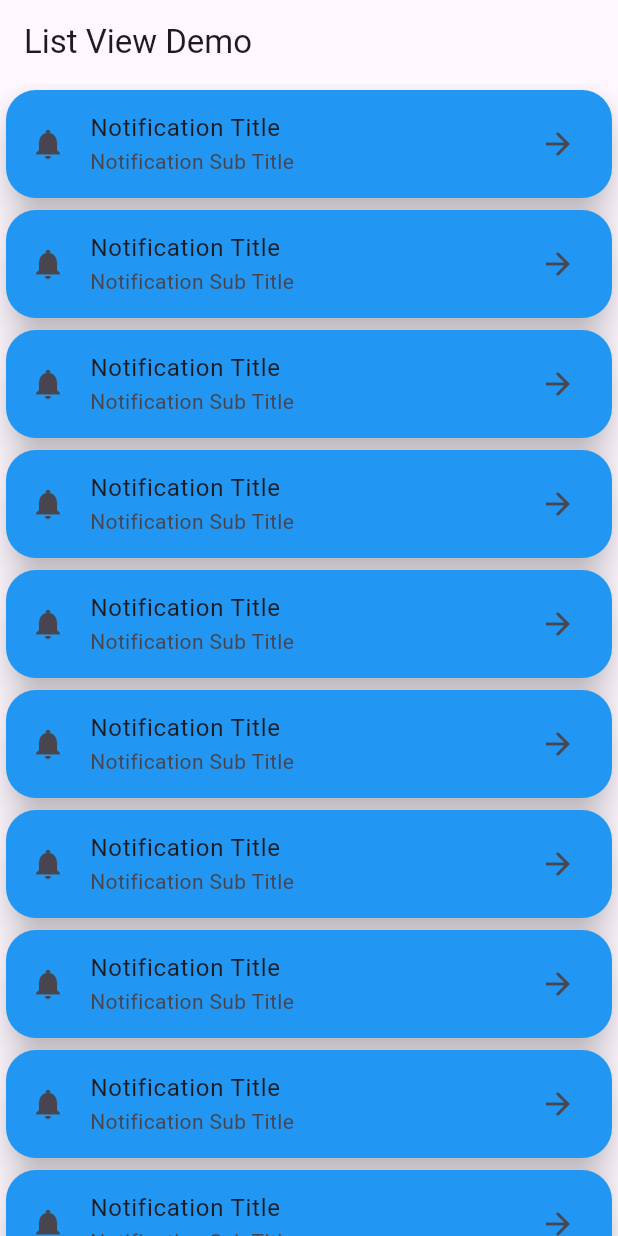
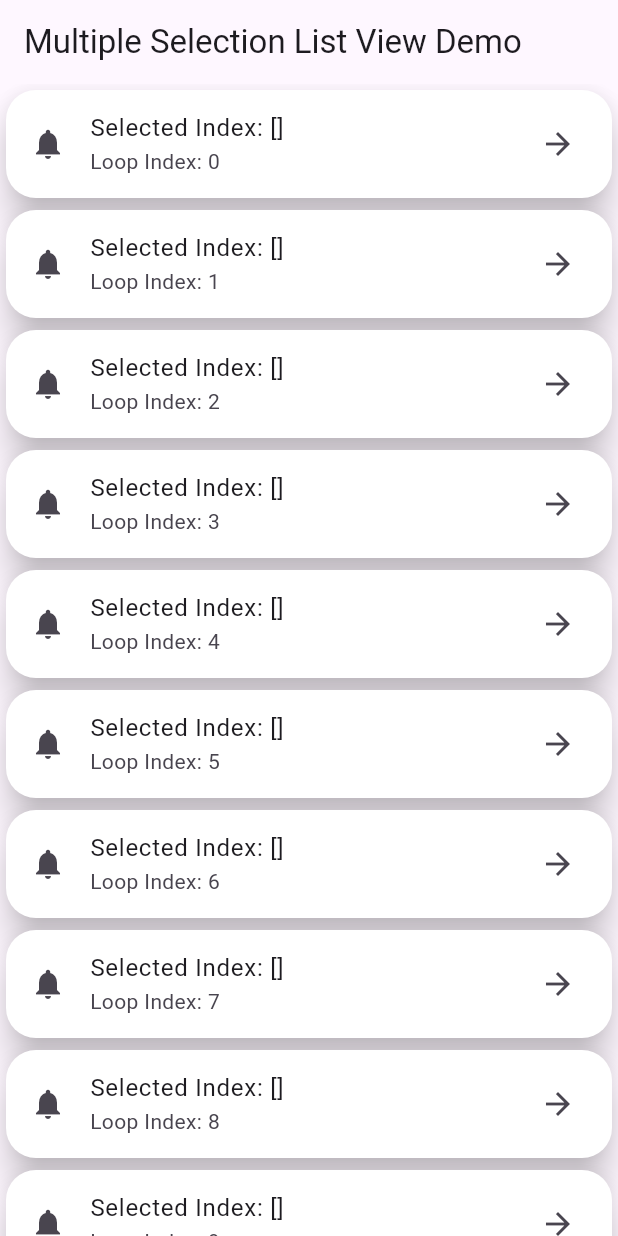
Before and after one commit to MuhammadAliKust/Flutter-B17, a Flutter app: the screen it shows after launch, on a phone screen of 412 x 824 dp. Run offline on Flutter 3.47's test engine with Material 3 defaults, Android fonts, the light colour scheme and no system bars; our stand-ins replace string_validator.

Commit message:
Single and Multiple Selection Done

```diff
--- a/lib/main.dart
+++ b/lib/main.dart
@@ -1,5 +1,7 @@
 import 'package:flutter/material.dart';
 import 'package:flutter_b17/asset_image.dart';
+import 'package:flutter_b17/multiple_selection.dart';
+import 'package:flutter_b17/single_selection.dart';
 
 import 'list_view_demo.dart';
 import 'login.dart';
@@ -14,8 +16,8 @@ class MyApp extends StatelessWidget {
 
   @override
   Widget build(BuildContext context) {
-    return const MaterialApp(
-      home: ListViewDemo(),
+    return  MaterialApp(
+      home: MultipleSelectionDemo(),
     );
   }
 }
--- /dev/null
+++ b/lib/multiple_selection.dart
@@ -0,0 +1,46 @@
+import 'package:flutter/material.dart';
+
+class MultipleSelectionDemo extends StatefulWidget {
+  MultipleSelectionDemo({super.key});
+
+  @override
+  State<MultipleSelectionDemo> createState() => _MultipleSelectionDemoState();
+}
+
+class _MultipleSelectionDemoState extends State<MultipleSelectionDemo> {
+  List<int> selectedIndex = [];
+
+  @override
+  Widget build(BuildContext context) {
+    return Scaffold(
+        appBar: AppBar(
+          title: Text("Multiple Selection List View Demo"),
+        ),
+        body: ListView.builder(
+            itemCount: 10,
+            itemBuilder: (context, i) {
+              return Card(
+                elevation: 10,
+                color: selectedIndex.contains(i) ? Colors.blue : Colors.white,
+                shape: RoundedRectangleBorder(
+                    borderRadius: BorderRadius.circular(20)),
+                child: ListTile(
+                  onTap: () {
+                    if (selectedIndex.contains(i)) {
+                      selectedIndex.remove(i);
+                    } else {
+                      selectedIndex.add(i);
+                    }
+
+                    setState(() {});
+                  },
+                  leading: Icon(Icons.notifications),
+                  title: Text("Selected Index: $selectedIndex"),
+                  subtitle: Text("Loop Index: $i"),
+                  trailing: Icon(Icons.arrow_forward),
+                  // tileColor: Colors.blue,
+                ),
+              );
+            }));
+  }
+}
```
Also changed, not shown: lib/single_selection.dart (added, +41 -0 lines).
